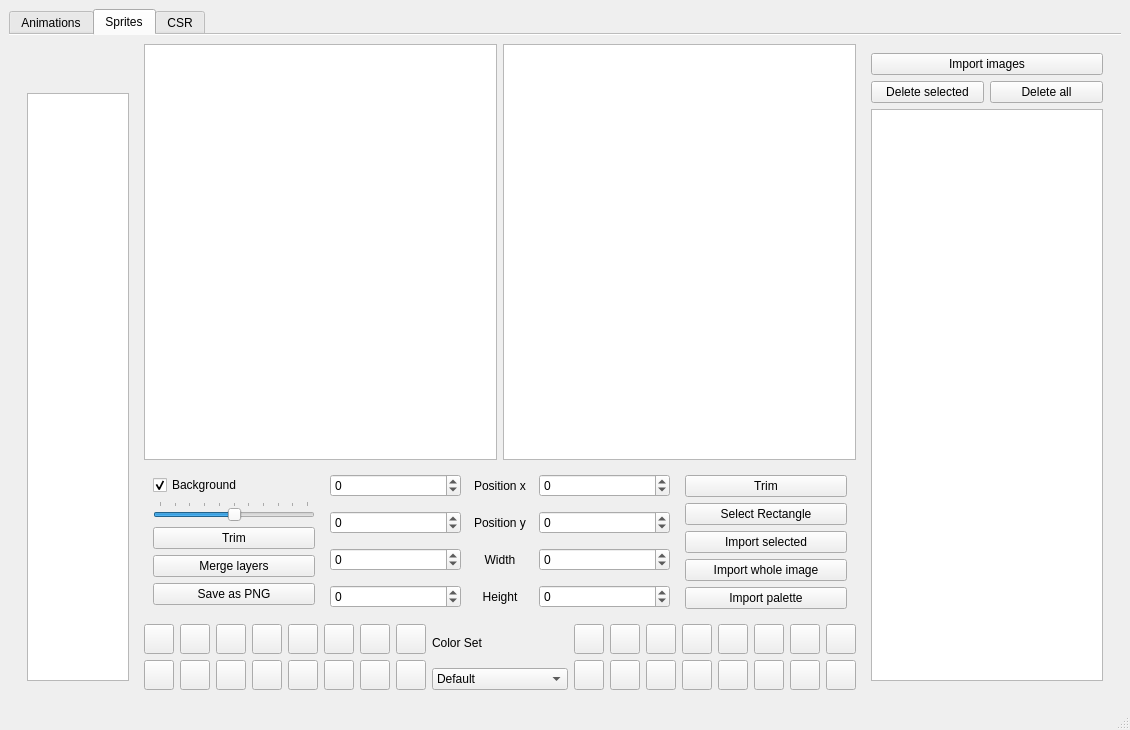
This is forms/main_window.ui in android172/CVHD-OPD-editor as Qt 5 draws it before an edit. The edited form follows.
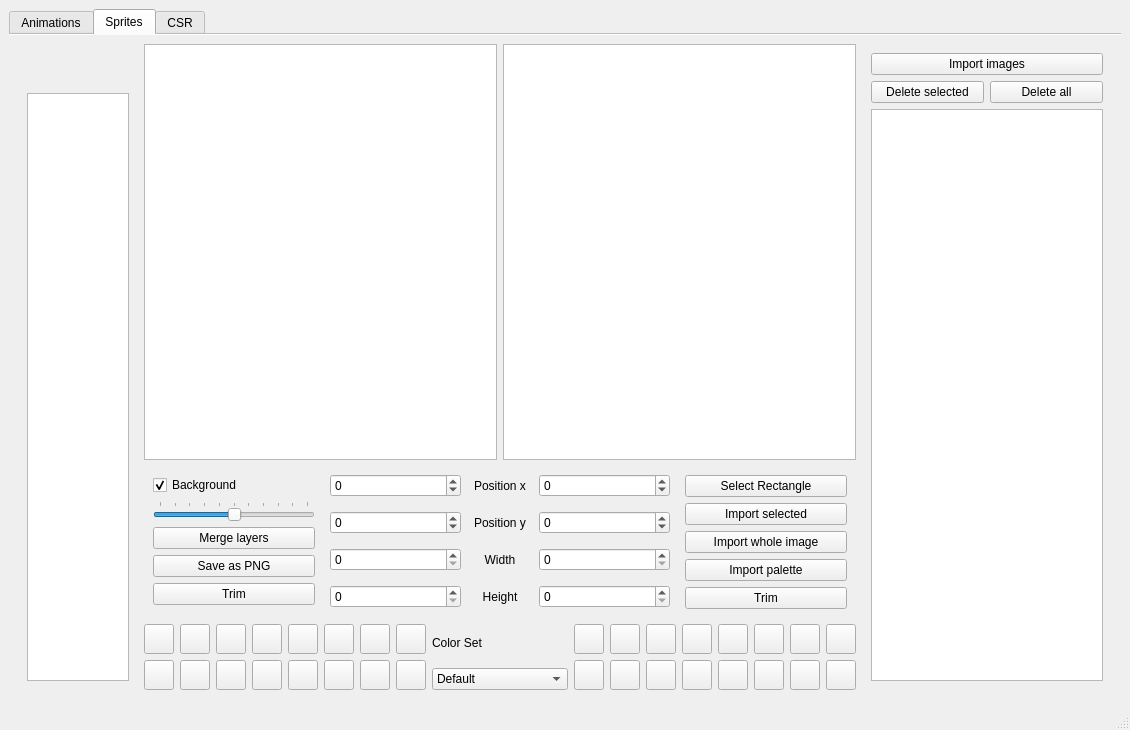
This is the edited form. The open tabs and pages were chosen to show the change. Icons and pictures are not drawn. Custom widgets are drawn as their Qt base class.

Commit message: Added image section selection. Fixed a bug with sprite loading.

```diff
--- a/forms/main_window.ui
+++ b/forms/main_window.ui
@@ -2044,13 +2044,6 @@
                  </property>
                 </widget>
                </item>
-               <item>
-                <widget class="QPushButton" name="bt_sprite_trim">
-                 <property name="text">
-                  <string>Trim</string>
-                 </property>
-                </widget>
-               </item>
                <item>
                 <widget class="QPushButton" name="bt_merge_layers">
                  <property name="text">
@@ -2065,6 +2058,13 @@
                  </property>
                 </widget>
                </item>
+               <item>
+                <widget class="QPushButton" name="bt_sprite_trim">
+                 <property name="text">
+                  <string>Trim</string>
+                 </property>
+                </widget>
+               </item>
               </layout>
              </widget>
             </item>
@@ -2086,10 +2086,10 @@
                  <enum>QAbstractSpinBox::CorrectToNearestValue</enum>
                 </property>
                 <property name="minimum">
-                 <number>-32767</number>
+                 <number>0</number>
                 </property>
                 <property name="maximum">
-                 <number>32767</number>
+                 <number>65535</number>
                 </property>
                </widget>
               </item>
@@ -2155,10 +2155,10 @@
                  <enum>QAbstractSpinBox::CorrectToNearestValue</enum>
                 </property>
                 <property name="minimum">
-                 <number>-32767</number>
+                 <number>0</number>
                 </property>
                 <property name="maximum">
-                 <number>32767</number>
+                 <number>65535</number>
                 </property>
                </widget>
               </item>
@@ -2168,10 +2168,10 @@
                  <enum>QAbstractSpinBox::CorrectToNearestValue</enum>
                 </property>
                 <property name="minimum">
-                 <number>-32767</number>
+                 <number>0</number>
                 </property>
                 <property name="maximum">
-                 <number>32767</number>
+                 <number>65535</number>
                 </property>
                </widget>
               </item>
@@ -2194,10 +2194,10 @@
                  <enum>QAbstractSpinBox::CorrectToNearestValue</enum>
                 </property>
                 <property name="minimum">
-                 <number>-32767</number>
+                 <number>0</number>
                 </property>
                 <property name="maximum">
-                 <number>32767</number>
+                 <number>65535</number>
                 </property>
                </widget>
               </item>
@@ -2231,13 +2231,6 @@
                </size>
               </property>
               <layout class="QVBoxLayout" name="verticalLayout_12">
-               <item>
-                <widget class="QPushButton" name="bt_image_trim">
-                 <property name="text">
-                  <string>Trim</string>
-                 </property>
-                </widget>
-               </item>
                <item>
                 <widget class="QPushButton" name="bt_select_rect">
                  <property name="text">
@@ -2266,6 +2259,13 @@
                  </property>
                 </widget>
                </item>
+               <item>
+                <widget class="QPushButton" name="bt_image_trim">
+                 <property name="text">
+                  <string>Trim</string>
+                 </property>
+                </widget>
+               </item>
               </layout>
              </widget>
             </item>
@@ -3028,7 +3028,7 @@
          </layout>
         </item>
         <item>
-         <widget class="QWidget" name="verticalWidget_21" native="true">
+         <widget class="QWidget" name="verticalWidget_2" native="true">
           <property name="minimumSize">
            <size>
             <width>250</width>
```
Left out of the diff: 50 changed lines with no effect on the pictures. The commit also changes 19 other files.
